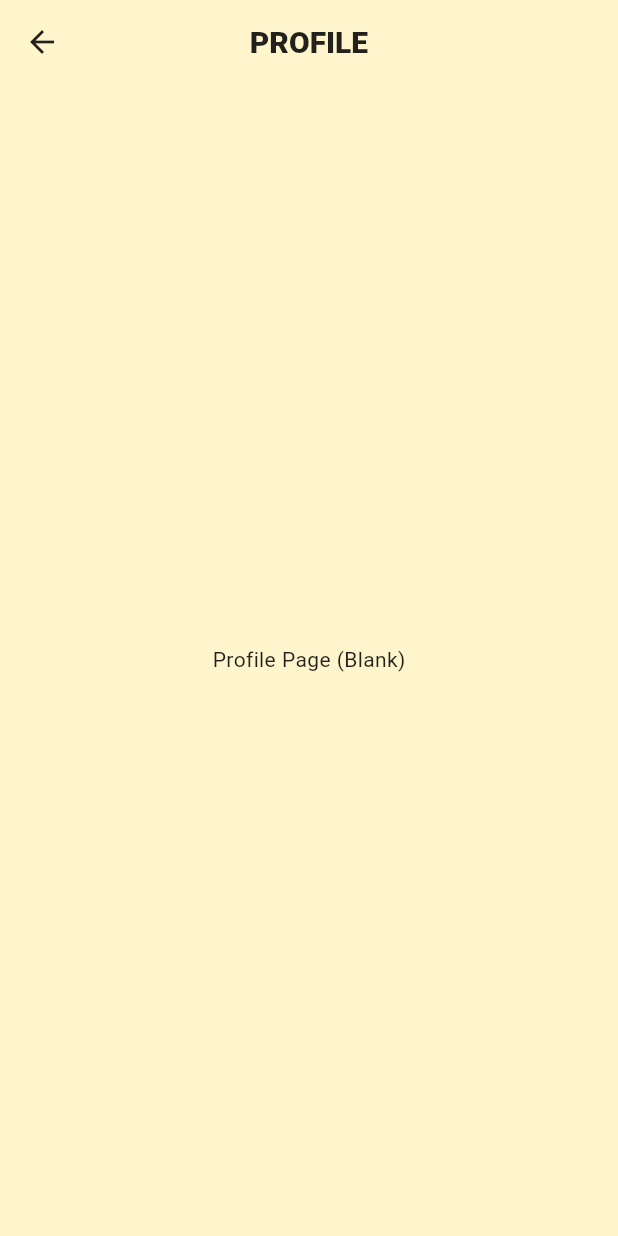
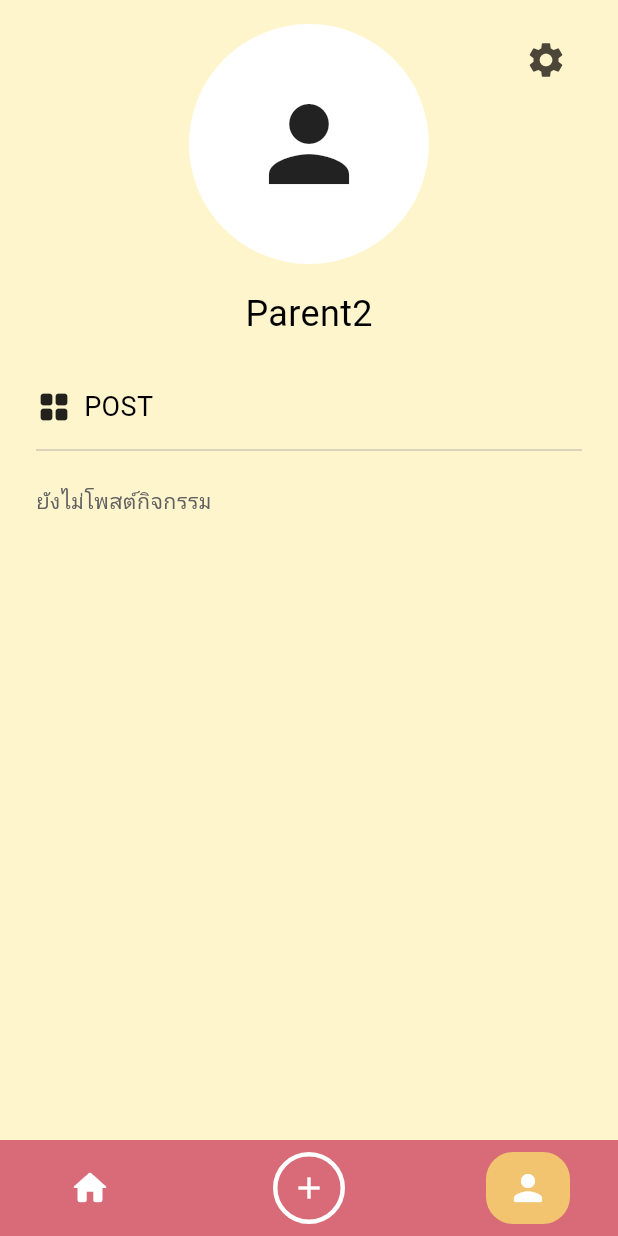
Before and after one commit to krxton/Skill-Wallet-Kool, a Flutter app: the HomeScreen screen opened directly, item 3 of the bottom bar chosen, on a phone screen of 412 x 824 dp. Run offline on Flutter 3.47's test engine with Material 3 defaults, Android fonts, the phone set to English and light mode, and no system bars; our stand-ins replace audioplayers, flutter_dotenv, google_fonts, image_picker; missing offline and left inert: flutter_inappwebview, media_kit, media_kit_video, record; network calls fail; Roboto replaces fonts that are missing (Luckiest Guy).

Commit message:
profile page

```diff
--- a/flutter_app/lib/screens/home_screen.dart
+++ b/flutter_app/lib/screens/home_screen.dart
@@ -11,7 +11,6 @@ import '../widgets/home_header.dart';
 import '../widgets/activity_card.dart';
 import '../widgets/scrollable_activity_list.dart';
 import '../widgets/main_bottom_nav.dart';
-
 import 'profile_screen.dart';
 
 class HomeScreen extends StatefulWidget {
@@ -166,14 +165,23 @@ class _HomeScreenState extends State<HomeScreen> {
       },
       onTap: () {
         if (category == 'ด้านภาษา' || category == 'LANGUAGE') {
-          Navigator.pushNamed(context, AppRoutes.languageDetail,
-              arguments: activity);
+          Navigator.pushNamed(
+            context,
+            AppRoutes.languageDetail,
+            arguments: activity,
+          );
         } else if (category == 'ด้านร่างกาย' && activity.videoUrl != null) {
-          Navigator.pushNamed(context, AppRoutes.videoDetail,
-              arguments: activity);
+          Navigator.pushNamed(
+            context,
+            AppRoutes.videoDetail,
+            arguments: activity,
+          );
         } else {
-          Navigator.pushNamed(context, AppRoutes.itemIntro,
-              arguments: activity);
+          Navigator.pushNamed(
+            context,
+            AppRoutes.itemIntro,
+            arguments: activity,
+          );
         }
       },
       child: Container(
@@ -268,7 +276,9 @@ class _HomeScreenState extends State<HomeScreen> {
                 right: 16,
                 child: Container(
                   padding: const EdgeInsets.symmetric(
-                      horizontal: 12, vertical: 6),
+                    horizontal: 12,
+                    vertical: 6,
+                  ),
                   decoration: BoxDecoration(
                     color: Colors.orange,
                     borderRadius: BorderRadius.circular(20),
@@ -276,8 +286,11 @@ class _HomeScreenState extends State<HomeScreen> {
                   child: Row(
                     mainAxisSize: MainAxisSize.min,
                     children: [
-                      const Icon(Icons.local_fire_department,
-                          size: 16, color: Colors.white),
+                      const Icon(
+                        Icons.local_fire_department,
+                        size: 16,
+                        color: Colors.white,
+                      ),
                       const SizedBox(width: 4),
                       Text(
                         'POPULAR',
@@ -332,23 +345,15 @@ class _HomeScreenState extends State<HomeScreen> {
     return null;
   }
 
-  @override
-  Widget build(BuildContext context) {
+  /// เนื้อหาของ "หน้า Home" (ไม่มี bottom bar)
+  Widget _buildHomeBody() {
     if (_currentChildId == null) {
-      return const Scaffold(
-        backgroundColor: cream,
-        body: Center(child: CircularProgressIndicator(color: sky)),
+      return const Center(
+        child: CircularProgressIndicator(color: sky),
       );
     }
 
-    return Scaffold(
-      backgroundColor: cream,
-      appBar: AppBar(
-        backgroundColor: Colors.transparent,
-        elevation: 0,
-        toolbarHeight: 0,
-      ),
-      body: ListView(
+    return ListView(
       padding: const EdgeInsets.all(16),
       children: [
         HomeHeader(
@@ -412,8 +417,7 @@ class _HomeScreenState extends State<HomeScreen> {
                       children: List.generate(
                         topActivities.length,
                         (i) => Container(
-                            margin:
-                                const EdgeInsets.symmetric(horizontal: 4),
+                          margin: const EdgeInsets.symmetric(horizontal: 4),
                           width: _currentCarouselPage == i ? 24 : 8,
                           height: 8,
                           decoration: BoxDecoration(
@@ -433,8 +437,11 @@ class _HomeScreenState extends State<HomeScreen> {
                       bottom: 0,
                       child: Center(
                         child: IconButton(
-                            icon: const Icon(Icons.chevron_left,
-                                color: Colors.white, size: 32),
+                          icon: const Icon(
+                            Icons.chevron_left,
+                            color: Colors.white,
+                            size: 32,
+                          ),
                           onPressed: () {
                             if (_currentCarouselPage == 0) {
                               _carouselController.animateToPage(
@@ -460,8 +467,11 @@ class _HomeScreenState extends State<HomeScreen> {
                       bottom: 0,
                       child: Center(
                         child: IconButton(
-                            icon: const Icon(Icons.chevron_right,
-                                color: Colors.white, size: 32),
+                          icon: const Icon(
+                            Icons.chevron_right,
+                            color: Colors.white,
+                            size: 32,
+                          ),
                           onPressed: () {
                             if (_currentCarouselPage ==
                                 topActivities.length - 1) {
@@ -568,24 +578,43 @@ class _HomeScreenState extends State<HomeScreen> {
 
         const SizedBox(height: 30),
       ],
+    );
+  }
+
+  @override
+  Widget build(BuildContext context) {
+    // 0 = Home, 2 = Profile  (1 = + ใช้เปิดหน้าใหม่ด้วย Navigator)
+    final pages = <Widget>[
+      _buildHomeBody(),
+      const ProfileScreen(),
+    ];
+
+    // ถ้าเลือก tab 2 ให้โชว์ index 1 (Profile) ไม่งั้นใช้ Home
+    final int visibleIndex = _selectedTab == 2 ? 1 : 0;
+
+    return Scaffold(
+      backgroundColor: cream,
+      appBar: AppBar(
+        backgroundColor: Colors.transparent,
+        elevation: 0,
+        toolbarHeight: 0,
       ),
-
-      // ⭐⭐ จุดที่แก้: ให้แถบชมพูติดขอบล่างจริง ๆ
+      body: IndexedStack(
+        index: visibleIndex,
+        children: pages,
+      ),
       bottomNavigationBar: SafeArea(
         top: false,
-        bottom: false, // <-- ปิด padding ด้านล่างของ SafeArea
+        bottom: false,
         child: MainBottomNav(
           selectedIndex: _selectedTab,
           onTabSelected: (i) {
+            if (i == 1) {
+
+              // Navigator.pushNamed(context, AppRoutes.addActivity);
+              return;
+            }
             setState(() => _selectedTab = i);
-            if (i == 2) {
-              Navigator.push(
-                context,
-                MaterialPageRoute(
-                  builder: (_) => const ProfileScreen(),
-                ),
-              );
-            }
           },
         ),
       ),
--- a/flutter_app/lib/screens/profile_screen.dart
+++ b/flutter_app/lib/screens/profile_screen.dart
@@ -1,29 +1,151 @@
+import 'dart:typed_data';
+
 import 'package:flutter/material.dart';
 import 'package:google_fonts/google_fonts.dart';
+import 'package:image_picker/image_picker.dart';
+import 'package:provider/provider.dart';
 
-class ProfileScreen extends StatelessWidget {
+import '../providers/user_provider.dart';
+
+class ProfileScreen extends StatefulWidget {
   const ProfileScreen({super.key});
 
+  @override
+  State<ProfileScreen> createState() => _ProfileScreenState();
+}
+
+class _ProfileScreenState extends State<ProfileScreen> {
   static const cream = Color(0xFFFFF5CD);
+  static const deepGrey = Color(0xFF000000);
+
+  Uint8List? _avatarBytes;
+
+  Future<void> _pickImage() async {
+    final picker = ImagePicker();
+    final XFile? picked = await picker.pickImage(
+      source: ImageSource.gallery,
+      imageQuality: 80,
+    );
+
+    if (picked != null) {
+      final bytes = await picked.readAsBytes();
+      setState(() {
+        _avatarBytes = bytes;
+      });
+    }
+  }
 
   @override
   Widget build(BuildContext context) {
-    return Scaffold(
-      backgroundColor: cream,
-      appBar: AppBar(
-        backgroundColor: cream,
-        elevation: 0,
-        iconTheme: const IconThemeData(color: Colors.black87),
-        title: Text(
-          'PROFILE',
-          style: GoogleFonts.luckiestGuy(
-            fontSize: 20,
-            color: Colors.black87,
-          ),
+    final parentName =
+        context.watch<UserProvider>().currentParentName ?? 'PARENT2';
+    final textTheme = Theme.of(context).textTheme;
+
+    return Container(
+      color: cream,
+      child: SafeArea(
+        top: true,
+        bottom: false,
+        child: Column(
+          crossAxisAlignment: CrossAxisAlignment.stretch,
+          children: [
+            const SizedBox(height: 16),
+            Padding(
+              padding: const EdgeInsets.symmetric(horizontal: 24.0),
+              child: Stack(
+                children: [
+                  Align(
+                    alignment: Alignment.topCenter,
+                    child: Column(
+                      children: [
+                        GestureDetector(
+                          onTap: _pickImage,
+                          child: CircleAvatar(
+                            radius: 80,
+                            backgroundColor: Colors.white,
+                            child: _avatarBytes == null
+                                ? const Icon(
+                                    Icons.person,
+                                    size: 80,
+                                    color: Colors.black87,
+                                  )
+                                : ClipOval(
+                                    child: Image.memory(
+                                      _avatarBytes!,
+                                      width: 160,
+                                      height: 160,
+                                      fit: BoxFit.cover,
+                                    ),
+                                  ),
+                          ),
+                        ),
+                        const SizedBox(height: 16),
+                        Text(
+                          parentName,
+                          style: GoogleFonts.luckiestGuy(
+                            fontSize: 24,
+                            color: deepGrey,
+                          ),
+                        ),
+                      ],
+                    ),
+                  ),
+                  Positioned(
+                    right: 0,
+                    top: 0,
+                    child: IconButton(
+                      icon: const Icon(
+                        Icons.settings,
+                        size: 28,
+                      ),
+                      onPressed: () {
+                        // TODO: ไว้ค่อยเชื่อมไปหน้า Setting ภายหลัง
+                      },
+                    ),
+                  ),
+                ],
+              ),
+            ),
+            const SizedBox(height: 32),
+            Padding(
+              padding: const EdgeInsets.symmetric(horizontal: 24.0),
+              child: Column(
+                crossAxisAlignment: CrossAxisAlignment.start,
+                children: [
+                  Row(
+                    children: [
+                      const Icon(
+                        Icons.grid_view_rounded,
+                        size: 24,
+                      ),
+                      const SizedBox(width: 8),
+                      Text(
+                        'POST',
+                        style: GoogleFonts.luckiestGuy(
+                          fontSize: 18,
+                          color: deepGrey,
+                        ),
+                      ),
+                    ],
+                  ),
+                  const SizedBox(height: 8),
+                  const Divider(thickness: 1),
+                ],
+              ),
+            ),
+            const SizedBox(height: 16),
+            Padding(
+              padding: const EdgeInsets.symmetric(horizontal: 24.0),
+              child: Text(
+                'ยังไม่โพสต์กิจกรรม',
+                style: textTheme.bodyMedium?.copyWith(
+                  color: Colors.grey.shade700,
+                ),
+              ),
+            ),
+            const SizedBox(height: 16),
+          ],
         ),
-      ),
-      body: const Center(
-        child: Text('Profile Page (Blank)'),
       ),
     );
   }
--- a/flutter_app/lib/services/youtube_service.dart
+++ b/flutter_app/lib/services/youtube_service.dart
@@ -1,18 +1,20 @@
 // lib/services/youtube_service.dart
 import 'dart:convert';
+import 'package:flutter_dotenv/flutter_dotenv.dart';
 import 'package:http/http.dart' as http;
 
 class YouTubeService {
   // static const String _baseUrl =
   //     'http://192.168.1.58:3000'; // 👈 เปลี่ยนเป็น IP Backend
-  static const String _baseUrl = 'http://127.0.0.1:3000';
+  static final String _baseUrl =
+      dotenv.env['API_BASE_URL'] ?? 'http://127.0.0.1:3000/api';
 
   static Future<String?> getDirectVideoUrl(String videoId) async {
     try {
       final youtubeUrl = 'https://youtu.be/$videoId';
       final response = await http.get(
         Uri.parse(
-            '$_baseUrl/api/get-direct-url?url=${Uri.encodeComponent(youtubeUrl)}'),
+            '$_baseUrl/get-direct-url?url=${Uri.encodeComponent(youtubeUrl)}'),
       );
 
       if (response.statusCode == 200) {
--- a/my-cms-app/package.json
+++ b/my-cms-app/package.json
@@ -11,7 +11,7 @@
     "seed": "ts-node --compiler-options \"{\\\"module\\\":\\\"CommonJS\\\"}\" prisma/seed.ts"
   },
   "dependencies": {
-    "@prisma/client": "^6.17.1",
+    "@prisma/client": "^6.19.0",
     "cuid": "^3.0.0",
     "lucide-react": "^0.548.0",
     "next": "16.0.0",
@@ -28,7 +28,7 @@
     "@types/react-dom": "^19",
     "eslint": "^9",
     "eslint-config-next": "16.0.0",
-    "prisma": "^6.17.1",
+    "prisma": "^6.19.0",
     "tailwindcss": "^4",
     "ts-node": "^10.9.2",
     "typescript": "^5.9.3"
```
Also changed, not shown: flutter_app/lib/screens/parent_profile_screen.dart (added, +158 -0 lines), my-cms-app/package-lock.json. Lines whose indentation alone changed are shown as unchanged.
